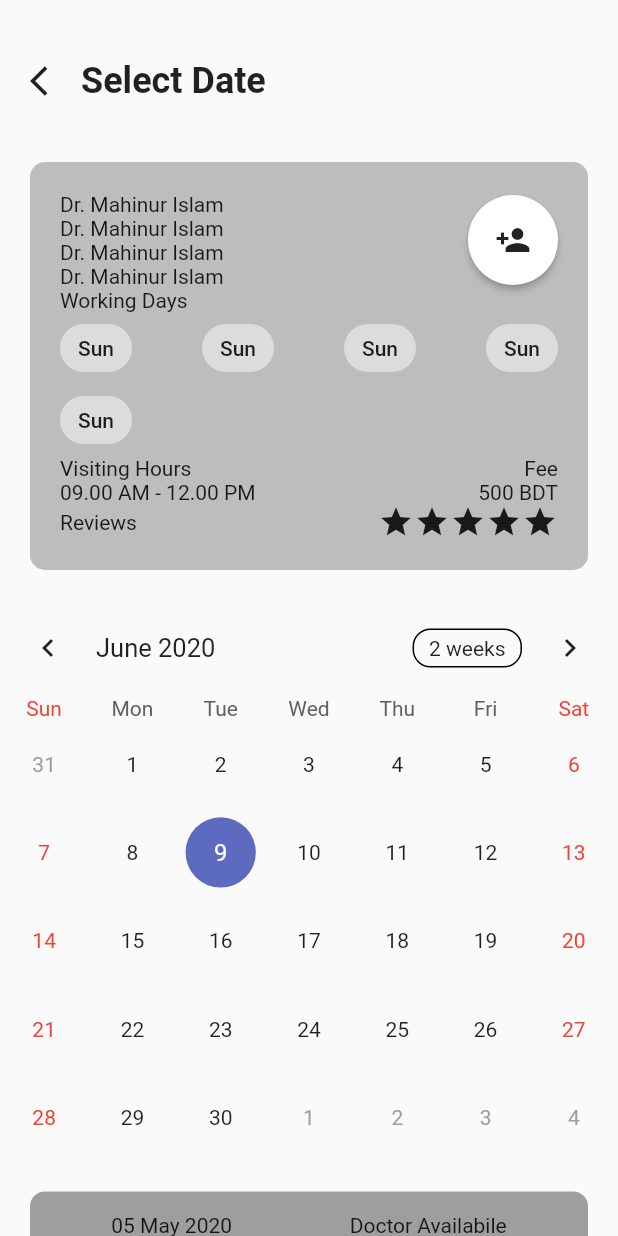
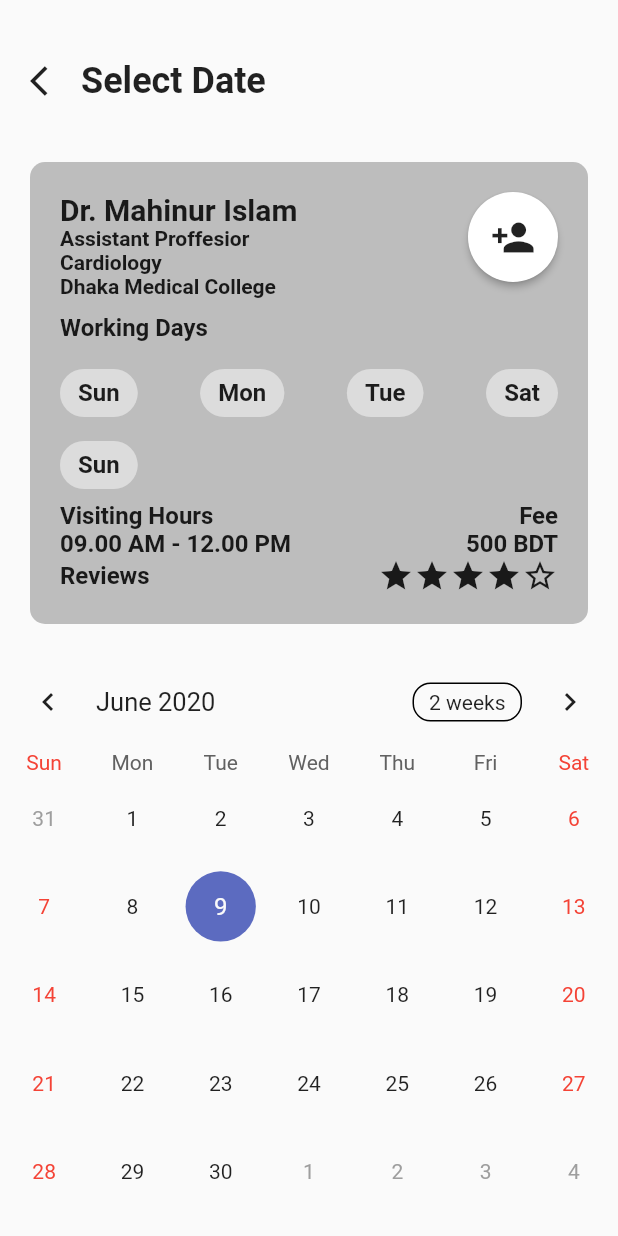
Before and after one commit to jpmehedi/flutter-eDaktar-test-project, a Flutter app: the AppoinmentDatePicker screen opened by its route, on a phone screen of 412 x 824 dp. Run offline on Flutter 3.47's test engine with Material 2 defaults, Android fonts, the phone set to English and light mode, and no system bars; drawn by our look-alikes of table_calendar.

Commit message:
doctor card modified

```diff
--- a/lib/screens/appoinment_data_picker.dart
+++ b/lib/screens/appoinment_data_picker.dart
@@ -69,17 +69,43 @@ class _AppoinmentDatePickerState extends State<AppoinmentDatePicker> {
                       children: <Widget>[
                         Row(
                           mainAxisAlignment: MainAxisAlignment.spaceBetween,
+                          crossAxisAlignment: CrossAxisAlignment.start,
                           children: <Widget>[
                             Column(
+                              crossAxisAlignment: CrossAxisAlignment.start,
                               children: <Widget>[
-                                Text("Dr. Mahinur Islam"),
-                                Text("Dr. Mahinur Islam"),
-                                Text("Dr. Mahinur Islam"),
-                                Text("Dr. Mahinur Islam"),
+                                Text(
+                                  "Dr. Mahinur Islam",
+                                  style: TextStyle(
+                                    fontWeight: FontWeight.bold,
+                                    fontSize: 20,
+                                  ),
+                                ),
+                                Text(
+                                  "Assistant Proffesior",
+                                  style: TextStyle(
+                                    fontWeight: FontWeight.bold,
+                                  ),
+                                ),
+                                Text(
+                                  "Cardiology",
+                                  style: TextStyle(
+                                    fontWeight: FontWeight.bold,
+                                  ),
+                                ),
+                                Text(
+                                  "Dhaka Medical College",
+                                  style: TextStyle(
+                                    fontWeight: FontWeight.bold,
+                                  ),
+                                ),
                               ],
                             ),
                             RawMaterialButton(
-                              child: Icon(Icons.person_add),
+                              child: Icon(
+                                Icons.person_add,
+                                size: 30,
+                              ),
                               onPressed: () {},
                               shape: RoundedRectangleBorder(
                                   borderRadius: BorderRadius.circular(50)),
@@ -93,29 +119,69 @@ class _AppoinmentDatePickerState extends State<AppoinmentDatePicker> {
                           child: Column(
                             crossAxisAlignment: CrossAxisAlignment.start,
                             children: <Widget>[
-                              Text("Working Days"),
+                              Padding(
+                                padding:
+                                    const EdgeInsets.only(top: 10, bottom: 10),
+                                child: Text(
+                                  "Working Days",
+                                  style: TextStyle(
+                                    fontWeight: FontWeight.bold,
+                                    fontSize: 16.0,
+                                  ),
+                                ),
+                              ),
                               Row(
                                 mainAxisAlignment:
                                     MainAxisAlignment.spaceBetween,
                                 children: <Widget>[
                                   Chip(
-                                    label: Text("Sun"),
+                                    label: Text(
+                                      "Sun",
+                                      style: TextStyle(
+                                        fontWeight: FontWeight.bold,
+                                        fontSize: 16.0,
+                                      ),
+                                    ),
                                   ),
                                   Chip(
-                                    label: Text("Sun"),
+                                    label: Text(
+                                      "Mon",
+                                      style: TextStyle(
+                                        fontWeight: FontWeight.bold,
+                                        fontSize: 16.0,
+                                      ),
+                                    ),
                                   ),
                                   Chip(
-                                    label: Text("Sun"),
+                                    label: Text(
+                                      "Tue",
+                                      style: TextStyle(
+                                        fontWeight: FontWeight.bold,
+                                        fontSize: 16.0,
+                                      ),
+                                    ),
                                   ),
                                   Chip(
-                                    label: Text("Sun"),
+                                    label: Text(
+                                      "Sat",
+                                      style: TextStyle(
+                                        fontWeight: FontWeight.bold,
+                                        fontSize: 16.0,
+                                      ),
+                                    ),
                                   ),
                                 ],
                               ),
                               Row(
                                 children: <Widget>[
                                   Chip(
-                                    label: Text("Sun"),
+                                    label: Text(
+                                      "Sun",
+                                      style: TextStyle(
+                                        fontWeight: FontWeight.bold,
+                                        fontSize: 16.0,
+                                      ),
+                                    ),
                                   ),
                                 ],
                               ),
@@ -123,23 +189,53 @@ class _AppoinmentDatePickerState extends State<AppoinmentDatePicker> {
                                 mainAxisAlignment:
                                     MainAxisAlignment.spaceBetween,
                                 children: <Widget>[
-                                  Text("Visiting Hours"),
-                                  Text("Fee"),
+                                  Text(
+                                    "Visiting Hours",
+                                    style: TextStyle(
+                                      fontWeight: FontWeight.bold,
+                                      fontSize: 16.0,
+                                    ),
+                                  ),
+                                  Text(
+                                    "Fee",
+                                    style: TextStyle(
+                                      fontWeight: FontWeight.bold,
+                                      fontSize: 16.0,
+                                    ),
+                                  ),
                                 ],
                               ),
                               Row(
                                 mainAxisAlignment:
                                     MainAxisAlignment.spaceBetween,
                                 children: <Widget>[
-                                  Text("09.00 AM - 12.00 PM"),
-                                  Text("500 BDT"),
+                                  Text(
+                                    "09.00 AM - 12.00 PM",
+                                    style: TextStyle(
+                                      fontWeight: FontWeight.bold,
+                                      fontSize: 16.0,
+                                    ),
+                                  ),
+                                  Text(
+                                    "500 BDT",
+                                    style: TextStyle(
+                                      fontWeight: FontWeight.bold,
+                                      fontSize: 16.0,
+                                    ),
+                                  ),
                                 ],
                               ),
                               Row(
                                 mainAxisAlignment:
                                     MainAxisAlignment.spaceBetween,
                                 children: <Widget>[
-                                  Text("Reviews"),
+                                  Text(
+                                    "Reviews",
+                                    style: TextStyle(
+                                      fontWeight: FontWeight.bold,
+                                      fontSize: 16.0,
+                                    ),
+                                  ),
                                   Row(
                                     mainAxisAlignment: MainAxisAlignment.end,
                                     children: <Widget>[
@@ -147,7 +243,7 @@ class _AppoinmentDatePickerState extends State<AppoinmentDatePicker> {
                                       Icon(Icons.star),
                                       Icon(Icons.star),
                                       Icon(Icons.star),
-                                      Icon(Icons.star)
+                                      Icon(Icons.star_border)
                                     ],
                                   )
                                 ],
```
